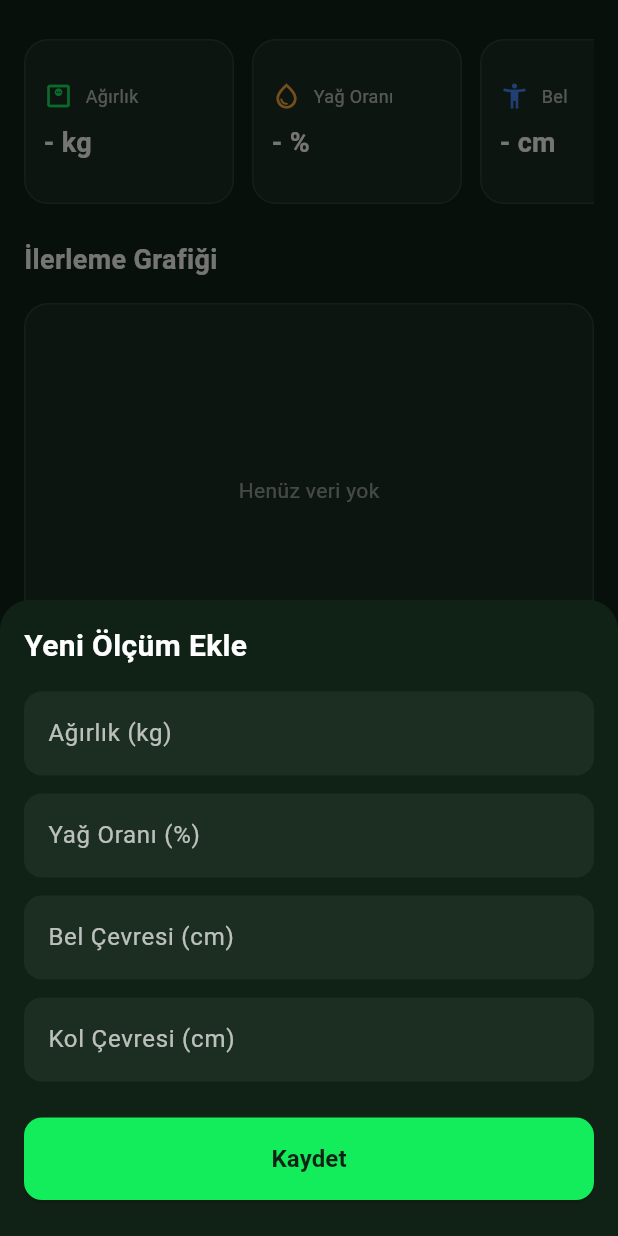
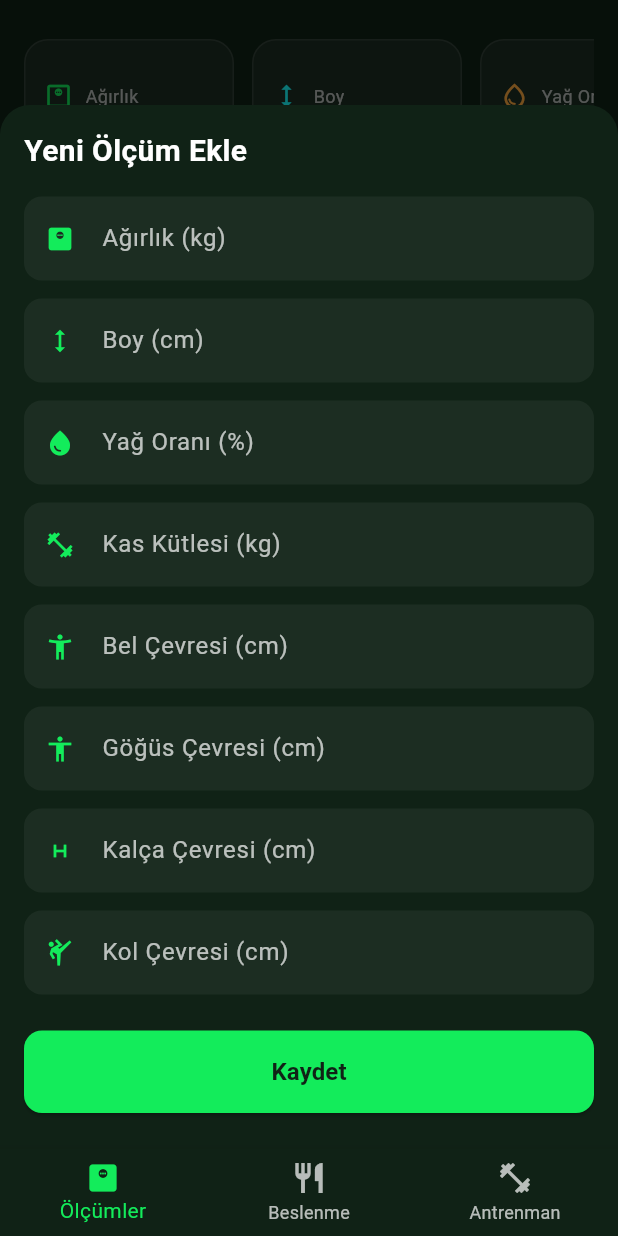
Before and after one commit to ServetErdogan09/fitness_app, a Flutter app: the screen it shows after launch, after a tap on the "add" icon, on a phone screen of 412 x 824 dp. Run offline on Flutter 3.47's test engine with Material 3 defaults, Android fonts, the phone set to English and light mode, and no system bars; our stand-ins replace fl_chart, flutter_riverpod, go_router, isar; accounts and stored records are empty; generated files the repository leaves out were written again; Roboto replaces fonts that are missing (Manrope); statements that could not run were skipped.

```diff
--- /dev/null
+++ b/lib/core/app.dart
@@ -0,0 +1,25 @@
+import 'package:fitness_app/router/app_router.dart';
+import 'package:flutter/material.dart';
+import 'package:flutter_riverpod/flutter_riverpod.dart';
+
+class MyApp extends ConsumerWidget {
+  const MyApp({super.key});
+
+  @override
+  Widget build(BuildContext context, WidgetRef ref) {
+    final router = ref.watch(routerProvider);
+
+    return MaterialApp.router(
+      debugShowCheckedModeBanner: false,
+      title: 'Fitness App',
+      theme: ThemeData(
+        brightness: Brightness.dark,
+        primaryColor: const Color(0xFF13EC5B),
+        scaffoldBackgroundColor: const Color(0xFF102216),
+        fontFamily: 'Manrope',
+        useMaterial3: true,
+      ),
+      routerConfig: router,
+    );
+  }
+}
--- a/lib/features/tracking/provider/body_measumurent_provider.dart
+++ /dev/null
@@ -1,54 +0,0 @@
-import 'package:fitness_app/core/services/local_databse_service.dart';
-import 'package:fitness_app/models/body_measurement.dart';
-import 'package:flutter/material.dart';
-
-class BodyMeasurementProvider extends ChangeNotifier {
-  final DatabaseService dbService;
-
-  BodyMeasurementProvider({required this.dbService});
-
-  // state private yapıp burada encapsulation yapacağız
-  List<BodyMeasurement> _measurements = [];
-  BodyMeasurementGoal? _goal;
-
-  // get yapıp böylelikle istediği zaman değiştiremeyecek
-  List<BodyMeasurement> get measurements => _measurements;
-  BodyMeasurementGoal? get goal => _goal;
-
-  // buttun önceden yazılan ölçüleri çek
-  Future<void> loadMeasurements() async {
-    _measurements = await dbService.getAllBodyMeasurements();
-    notifyListeners();
-  }
-
-  // ölçümleri ekleyeceği
-  Future<void> addMeasurement(BodyMeasurement measurement) async {
-    await dbService.addBodyMeasurement(measurement);
-    await loadMeasurements();
-  }
-
-  // ölçekleri sileceğiz
-  Future<void> deleteMasurment(int id) async {
-    await dbService.deleteBodyMeasurement(id);
-    await loadMeasurements();
-  }
-
-  // hedefleri çek
-  Future<void> loadGoal(int kullaniciId) async {
-    final goals = await dbService.getGoals(kullaniciId);
-    _goal = goals.isNotEmpty ? goals.first : null;
-    notifyListeners();
-  }
-
-  // hedef güncele
-  Future<void> updateGoal(BodyMeasurementGoal goal) async {
-    await dbService.addOrUpdateGoal(goal);
-    await loadGoal(goal.kullaniciId);
-  }
-
-  // hedef sil
-  Future<void> deleteGoal(int kullaniciId, int goalId) async {
-    await dbService.deleteGoal(goalId);
-    await loadGoal(kullaniciId);
-  }
-}
--- /dev/null
+++ b/lib/features/tracking/provider/body_measurement_notifier.dart
@@ -0,0 +1,76 @@
+import 'package:fitness_app/core/services/local_databse_service.dart';
+import 'package:fitness_app/models/body_measurement.dart';
+import 'package:flutter_riverpod/flutter_riverpod.dart';
+
+class BodyMeasurementState {
+  final List<BodyMeasurement> measurements;
+  final BodyMeasurementGoal? goal;
+  final bool isLoading;
+
+  BodyMeasurementState({
+    this.measurements = const [],
+    this.goal,
+    this.isLoading = false,
+  });
+
+  BodyMeasurementState copyWith({
+    List<BodyMeasurement>? measurements,
+    BodyMeasurementGoal? goal,
+    bool? isLoading,
+  }) {
+    return BodyMeasurementState(
+      measurements: measurements ?? this.measurements,
+      goal: goal ?? this.goal,
+      isLoading: isLoading ?? this.isLoading,
+    );
+  }
+}
+
+class BodyMeasurementNotifier extends StateNotifier<BodyMeasurementState> {
+  final DatabaseService dbService;
+
+  BodyMeasurementNotifier(this.dbService) : super(BodyMeasurementState()) {
+    loadMeasurements();
+  }
+
+  Future<void> loadMeasurements() async {
+    state = state.copyWith(isLoading: true);
+    final measurements = await dbService.getAllBodyMeasurements();
+    state = state.copyWith(measurements: measurements, isLoading: false);
+  }
+
+  Future<void> addMeasurement(BodyMeasurement measurement) async {
+    await dbService.addBodyMeasurement(measurement);
+    await loadMeasurements();
+  }
+
+  Future<void> deleteMeasurement(int id) async {
+    await dbService.deleteBodyMeasurement(id);
+    await loadMeasurements();
+  }
+
+  Future<void> loadGoal(int kullaniciId) async {
+    final goals = await dbService.getGoals(kullaniciId);
+    state = state.copyWith(goal: goals.isNotEmpty ? goals.first : null);
+  }
+
+  Future<void> updateGoal(BodyMeasurementGoal goal) async {
+    await dbService.addOrUpdateGoal(goal);
+    await loadGoal(goal.kullaniciId);
+  }
+
+  Future<void> deleteGoal(int kullaniciId, int goalId) async {
+    await dbService.deleteGoal(goalId);
+    await loadGoal(kullaniciId);
+  }
+}
+
+final databaseServiceProvider = Provider<DatabaseService>((ref) {
+  throw UnimplementedError('DatabaseService must be overridden');
+});
+
+final bodyMeasurementProvider =
+    StateNotifierProvider<BodyMeasurementNotifier, BodyMeasurementState>((ref) {
+      final dbService = ref.watch(databaseServiceProvider);
+      return BodyMeasurementNotifier(dbService);
+    });
--- a/lib/features/tracking/screens/body_measurements_screen.dart
+++ b/lib/features/tracking/screens/body_measurements_screen.dart
@@ -1,41 +1,36 @@
-import 'package:fitness_app/features/tracking/provider/body_measumurent_provider.dart';
+import 'package:fitness_app/features/tracking/provider/body_measurement_notifier.dart';
 import 'package:fitness_app/models/body_measurement.dart';
 import 'package:fl_chart/fl_chart.dart';
 import 'package:flutter/material.dart';
+import 'package:flutter_riverpod/flutter_riverpod.dart';
 import 'package:intl/intl.dart';
-import 'package:provider/provider.dart';
 
-class BodyMeasurementScreen extends StatefulWidget {
+class BodyMeasurementScreen extends ConsumerStatefulWidget {
   const BodyMeasurementScreen({super.key});
 
   @override
-  State<BodyMeasurementScreen> createState() => _BodyMeasurementScreenState();
+  ConsumerState<BodyMeasurementScreen> createState() =>
+      _BodyMeasurementScreenState();
 }
 
-class _BodyMeasurementScreenState extends State<BodyMeasurementScreen> {
-  int _currentIndex = 0;
-
+class _BodyMeasurementScreenState extends ConsumerState<BodyMeasurementScreen> {
   @override
   void initState() {
     super.initState();
     WidgetsBinding.instance.addPostFrameCallback((_) {
-      final provider = Provider.of<BodyMeasurementProvider>(
-        context,
-        listen: false,
-      );
-      provider.loadMeasurements();
-      provider.loadGoal(1);
+      ref.read(bodyMeasurementProvider.notifier).loadMeasurements();
+      ref.read(bodyMeasurementProvider.notifier).loadGoal(1);
     });
   }
 
   void _showAddMeasurementModal(BuildContext context) {
-    final provider = Provider.of<BodyMeasurementProvider>(
-      context,
-      listen: false,
-    );
     final weightController = TextEditingController();
+    final heightController = TextEditingController();
     final fatController = TextEditingController();
+    final muscleController = TextEditingController();
     final waistController = TextEditingController();
+    final chestController = TextEditingController();
+    final hipController = TextEditingController();
     final armController = TextEditingController();
 
     showModalBottomSheet(
@@ -52,6 +47,7 @@ class _BodyMeasurementScreenState extends State<BodyMeasurementScreen> {
           right: 16,
           top: 16,
         ),
+        child: SingleChildScrollView(
           child: Column(
             mainAxisSize: MainAxisSize.min,
             crossAxisAlignment: CrossAxisAlignment.start,
@@ -65,13 +61,45 @@ class _BodyMeasurementScreenState extends State<BodyMeasurementScreen> {
                 ),
               ),
               const SizedBox(height: 16),
-            _buildTextField(weightController, 'Ağırlık (kg)'),
+              _buildTextField(
+                weightController,
+                'Ağırlık (kg)',
+                Icons.monitor_weight,
+              ),
               const SizedBox(height: 12),
-            _buildTextField(fatController, 'Yağ Oranı (%)'),
+              _buildTextField(heightController, 'Boy (cm)', Icons.height),
               const SizedBox(height: 12),
-            _buildTextField(waistController, 'Bel Çevresi (cm)'),
+              _buildTextField(fatController, 'Yağ Oranı (%)', Icons.water_drop),
               const SizedBox(height: 12),
-            _buildTextField(armController, 'Kol Çevresi (cm)'),
+              _buildTextField(
+                muscleController,
+                'Kas Kütlesi (kg)',
+                Icons.fitness_center,
+              ),
+              const SizedBox(height: 12),
+              _buildTextField(
+                waistController,
+                'Bel Çevresi (cm)',
+                Icons.accessibility_new,
+              ),
+              const SizedBox(height: 12),
+              _buildTextField(
+                chestController,
+                'Göğüs Çevresi (cm)',
+                Icons.accessibility,
+              ),
+              const SizedBox(height: 12),
+              _buildTextField(
+                hipController,
+                'Kalça Çevresi (cm)',
+                Icons.h_mobiledata,
+              ),
+              const SizedBox(height: 12),
+              _buildTextField(
+                armController,
+                'Kol Çevresi (cm)',
+                Icons.sports_martial_arts,
+              ),
               const SizedBox(height: 24),
               SizedBox(
                 width: double.infinity,
@@ -88,12 +116,18 @@ class _BodyMeasurementScreenState extends State<BodyMeasurementScreen> {
                     final newMeasurement = BodyMeasurement()
                       ..kullaniciId = 1
                       ..agirlik = double.tryParse(weightController.text) ?? 0
+                      ..boy = double.tryParse(heightController.text) ?? 0
                       ..vucutYuzdesi = double.tryParse(fatController.text)
+                      ..kasKutlesi = double.tryParse(muscleController.text)
                       ..belCevresi = double.tryParse(waistController.text)
+                      ..gogusCevresi = double.tryParse(chestController.text)
+                      ..kalcaCevresi = double.tryParse(hipController.text)
                       ..pazuCevresi = double.tryParse(armController.text)
                       ..tarih = DateTime.now();
 
-                  provider.addMeasurement(newMeasurement);
+                    ref
+                        .read(bodyMeasurementProvider.notifier)
+                        .addMeasurement(newMeasurement);
                     Navigator.pop(context);
                   },
                   child: const Text(
@@ -106,10 +140,15 @@ class _BodyMeasurementScreenState extends State<BodyMeasurementScreen> {
             ],
           ),
         ),
+      ),
     );
   }
 
-  Widget _buildTextField(TextEditingController controller, String label) {
+  Widget _buildTextField(
+    TextEditingController controller,
+    String label,
+    IconData icon,
+  ) {
     return TextField(
       controller: controller,
       keyboardType: const TextInputType.numberWithOptions(decimal: true),
@@ -117,6 +156,7 @@ class _BodyMeasurementScreenState extends State<BodyMeasurementScreen> {
       decoration: InputDecoration(
         labelText: label,
         labelStyle: const TextStyle(color: Colors.white70),
+        prefixIcon: Icon(icon, color: const Color(0xFF13EC5B), size: 20),
         filled: true,
         fillColor: Colors.white.withOpacity(0.05),
         border: OutlineInputBorder(
@@ -133,8 +173,8 @@ class _BodyMeasurementScreenState extends State<BodyMeasurementScreen> {
 
   @override
   Widget build(BuildContext context) {
-    final provider = Provider.of<BodyMeasurementProvider>(context);
-    final measurements = provider.measurements;
+    final state = ref.watch(bodyMeasurementProvider);
+    final measurements = state.measurements;
 
     // Sort measurements by date (newest first)
     final sortedMeasurements = List<BodyMeasurement>.from(measurements)
@@ -144,9 +184,14 @@ class _BodyMeasurementScreenState extends State<BodyMeasurementScreen> {
         ? sortedMeasurements.first
         : null;
 
-    final pages = [
-      // Ölçümler Sekmesi
-      SingleChildScrollView(
+    return Scaffold(
+      backgroundColor: const Color(0xFF102216),
+      floatingActionButton: FloatingActionButton(
+        onPressed: () => _showAddMeasurementModal(context),
+        backgroundColor: const Color(0xFF13EC5B),
+        child: const Icon(Icons.add, color: Color(0xFF102216)),
+      ),
+      body: SingleChildScrollView(
         padding: const EdgeInsets.all(16),
         child: Column(
           crossAxisAlignment: CrossAxisAlignment.start,
@@ -163,6 +208,12 @@ class _BodyMeasurementScreenState extends State<BodyMeasurementScreen> {
                     '${latest?.agirlik.toStringAsFixed(1) ?? "-"} kg',
                     Icons.monitor_weight_outlined,
                     const Color(0xFF13EC5B),
+                  ),
+                  _buildSummaryCard(
+                    'Boy',
+                    '${latest?.boy.toStringAsFixed(0) ?? "-"} cm',
+                    Icons.height,
+                    Colors.cyanAccent,
                   ),
                   _buildSummaryCard(
                     'Yağ Oranı',
@@ -254,7 +305,7 @@ class _BodyMeasurementScreenState extends State<BodyMeasurementScreen> {
                               },
                               interval: (sortedMeasurements.length / 5)
                                   .ceil()
-                                  .toDouble(), // Show ~5 labels
+                                  .toDouble(),
                             ),
                           ),
                           leftTitles: AxisTitles(
@@ -327,20 +378,22 @@ class _BodyMeasurementScreenState extends State<BodyMeasurementScreen> {
                     borderRadius: BorderRadius.circular(12),
                     border: Border.all(color: Colors.white.withOpacity(0.1)),
                   ),
-                  child: Row(
+                  child: Column(
+                    crossAxisAlignment: CrossAxisAlignment.start,
+                    children: [
+                      Row(
                         mainAxisAlignment: MainAxisAlignment.spaceBetween,
                         children: [
-                      Column(
-                        crossAxisAlignment: CrossAxisAlignment.start,
-                        children: [
                           Text(
-                            DateFormat('d MMMM yyyy', 'tr_TR').format(m.tarih),
+                            DateFormat(
+                              'd MMMM yyyy',
+                              'tr_TR',
+                            ).format(m.tarih ?? DateTime.now()),
                             style: const TextStyle(
                               color: Colors.white,
                               fontWeight: FontWeight.bold,
                             ),
                           ),
-                          const SizedBox(height: 4),
                           Text(
                             '${m.agirlik} kg',
                             style: const TextStyle(
@@ -351,25 +404,27 @@ class _BodyMeasurementScreenState extends State<BodyMeasurementScreen> {
                           ),
                         ],
                       ),
-                      Column(
-                        crossAxisAlignment: CrossAxisAlignment.end,
+                      const SizedBox(height: 8),
+                      Wrap(
+                        spacing: 12,
+                        runSpacing: 4,
                         children: [
+                          if (m.boy > 0)
+                            _buildInfoChip(
+                              'Boy: ${m.boy.toStringAsFixed(0)} cm',
+                            ),
                           if (m.vucutYuzdesi != null)
-                            Text(
-                              'Yağ: %${m.vucutYuzdesi}',
-                              style: const TextStyle(
-                                color: Colors.white70,
-                                fontSize: 12,
-                              ),
-                            ),
+                            _buildInfoChip('Yağ: %${m.vucutYuzdesi}'),
+                          if (m.kasKutlesi != null)
+                            _buildInfoChip('Kas: ${m.kasKutlesi} kg'),
                           if (m.belCevresi != null)
-                            Text(
-                              'Bel: ${m.belCevresi} cm',
-                              style: const TextStyle(
-                                color: Colors.white70,
-                                fontSize: 12,
-                              ),
-                            ),
+                            _buildInfoChip('Bel: ${m.belCevresi} cm'),
+                          if (m.gogusCevresi != null)
+                            _buildInfoChip('Göğüs: ${m.gogusCevresi} cm'),
+                          if (m.kalcaCevresi != null)
+                            _buildInfoChip('Kalça: ${m.kalcaCevresi} cm'),
+                          if (m.pazuCevresi != null)
+                            _buildInfoChip('Kol: ${m.pazuCevresi} cm'),
                         ],
                       ),
                     ],
@@ -380,44 +435,6 @@ class _BodyMeasurementScreenState extends State<BodyMeasurementScreen> {
           ],
         ),
       ),
-      const Center(
-        child: Text('Beslenme Sayfası', style: TextStyle(color: Colors.white)),
-      ),
-      const Center(
-        child: Text('İlerleme Sayfası', style: TextStyle(color: Colors.white)),
-      ),
-    ];
-
-    return Scaffold(
-      backgroundColor: const Color(0xFF102216),
-      body: pages[_currentIndex],
-      bottomNavigationBar: BottomNavigationBar(
-        backgroundColor: const Color(0xFF102216),
-        selectedItemColor: const Color(0xFF13EC5B),
-        unselectedItemColor: Colors.white70,
-        currentIndex: _currentIndex,
-        onTap: (index) => setState(() => _currentIndex = index),
-        items: const [
-          BottomNavigationBarItem(
-            icon: Icon(Icons.monitor_weight),
-            label: 'Ölçümler',
-          ),
-          BottomNavigationBarItem(
-            icon: Icon(Icons.fastfood),
-            label: 'Beslenme',
-          ),
-          BottomNavigationBarItem(
-            icon: Icon(Icons.bar_chart),
-            label: 'İlerleme',
-          ),
-        ],
-      ),
-      floatingActionButton: FloatingActionButton(
-        onPressed: () => _showAddMeasurementModal(context),
-        backgroundColor: const Color(0xFF13EC5B),
-        child: const Icon(Icons.add, color: Color(0xFF102216)),
-      ),
-      floatingActionButtonLocation: FloatingActionButtonLocation.centerDocked,
     );
   }
 
@@ -463,4 +480,18 @@ class _BodyMeasurementScreenState extends State<BodyMeasurementScreen> {
       ),
     );
   }
+
+  Widget _buildInfoChip(String text) {
+    return Container(
+      padding: const EdgeInsets.symmetric(horizontal: 8, vertical: 4),
+      decoration: BoxDecoration(
+        color: Colors.white.withOpacity(0.1),
+        borderRadius: BorderRadius.circular(8),
+      ),
+      child: Text(
+        text,
+        style: const TextStyle(color: Colors.white70, fontSize: 11),
+      ),
+    );
   }
+}
--- a/lib/main.dart
+++ b/lib/main.dart
@@ -1,39 +1,21 @@
+import 'package:fitness_app/core/app.dart';
 import 'package:fitness_app/core/services/local_databse_service.dart';
-import 'package:fitness_app/features/tracking/provider/body_measumurent_provider.dart';
+import 'package:fitness_app/features/tracking/provider/body_measurement_notifier.dart';
 import 'package:flutter/material.dart';
-import 'package:fitness_app/router/app_router.dart';
-import 'package:provider/provider.dart';
+import 'package:flutter_riverpod/flutter_riverpod.dart';
+import 'package:intl/date_symbol_data_http_request.dart';
 
 void main() async {
   WidgetsFlutterBinding.ensureInitialized();
+  await initializeDateFormatting('tr_TR', "");
 
-  // Initialize database
   final dbService = DatabaseService();
   await dbService.initialize();
 
-  runApp(MyApp(dbService: dbService));
+  runApp(
+    ProviderScope(
+      overrides: [databaseServiceProvider.overrideWithValue(dbService)],
+      child: const MyApp(),
+    ),
+  );
 }
-
-class MyApp extends StatelessWidget {
-  final DatabaseService dbService;
-
-  const MyApp({super.key, required this.dbService});
-
-  @override
-  Widget build(BuildContext context) {
-    return ChangeNotifierProvider(
-      create: (_) => BodyMeasurementProvider(dbService: dbService),
-      child: MaterialApp.router(
-        debugShowCheckedModeBanner: false,
-        title: 'Fitness App',
-        theme: ThemeData(
-          brightness: Brightness.dark,
-          primaryColor: const Color(0xFF13EC5B),
-          scaffoldBackgroundColor: const Color(0xFF102216),
-          fontFamily: 'Manrope',
-        ),
-        routerConfig: AppRouter.goRouter,
-      ),
-    );
-  }
-}
--- a/lib/router/app_router.dart
+++ b/lib/router/app_router.dart
@@ -1,17 +1,125 @@
-import 'package:fitness_app/navigation/main_navigation.dart';
+import 'package:fitness_app/features/tracking/screens/body_measurements_screen.dart';
+import 'package:flutter/material.dart';
+import 'package:flutter_riverpod/flutter_riverpod.dart';
 import 'package:go_router/go_router.dart';
 
-class AppRouter {
-  static const measurementrscreenroutr = '/';
-  AppRouter._();
+class AppRoutes {
+  static const measurements = '/measurements';
+  static const nutrition = '/nutrition';
+  static const training = '/training';
+}
 
-  static final GoRouter goRouter = GoRouter(
-    initialLocation: measurementrscreenroutr,
+final routerProvider = Provider<GoRouter>((ref) {
+  return GoRouter(
+    initialLocation: AppRoutes.measurements,
     routes: [
-      GoRoute(
-        path: measurementrscreenroutr,
-        builder: (context, state) => const MainNavigation(),
+      ShellRoute(
+        builder: (context, state, child) {
+          return ScaffoldWithNavBar(child: child);
+        },
+        routes: [
+          GoRoute(
+            path: AppRoutes.measurements,
+            pageBuilder: (context, state) =>
+                const NoTransitionPage(child: BodyMeasurementScreen()),
+          ),
+          GoRoute(
+            path: AppRoutes.nutrition,
+            pageBuilder: (context, state) =>
+                const NoTransitionPage(child: NutritionScreen()),
+          ),
+          GoRoute(
+            path: AppRoutes.training,
+            pageBuilder: (context, state) =>
+                const NoTransitionPage(child: TrainingScreen()),
+          ),
+        ],
       ),
     ],
   );
+});
+
+class ScaffoldWithNavBar extends StatelessWidget {
+  final Widget child;
+
+  const ScaffoldWithNavBar({required this.child, super.key});
+
+  int _calculateSelectedIndex(BuildContext context) {
+    final String location = GoRouterState.of(context).uri.path;
+    if (location == AppRoutes.measurements) return 0;
+    if (location == AppRoutes.nutrition) return 1;
+    if (location == AppRoutes.training) return 2;
+    return 0;
+  }
+
+  void _onItemTapped(BuildContext context, int index) {
+    switch (index) {
+      case 0:
+        context.go(AppRoutes.measurements);
+        break;
+      case 1:
+        context.go(AppRoutes.nutrition);
+        break;
+      case 2:
+        context.go(AppRoutes.training);
+        break;
+    }
+  }
+
+  @override
+  Widget build(BuildContext context) {
+    return Scaffold(
+      backgroundColor: const Color(0xFF102216),
+      body: child,
+      bottomNavigationBar: BottomNavigationBar(
+        currentIndex: _calculateSelectedIndex(context),
+        onTap: (index) => _onItemTapped(context, index),
+        selectedItemColor: const Color(0xFF13EC5B),
+        unselectedItemColor: Colors.white70,
+        backgroundColor: const Color(0xFF102216),
+        items: const [
+          BottomNavigationBarItem(
+            icon: Icon(Icons.monitor_weight),
+            label: 'Ölçümler',
+          ),
+          BottomNavigationBarItem(
+            icon: Icon(Icons.restaurant),
+            label: 'Beslenme',
+          ),
+          BottomNavigationBarItem(
+            icon: Icon(Icons.fitness_center),
+            label: 'Antrenman',
+          ),
+        ],
+      ),
+    );
+  }
 }
+
+class NutritionScreen extends StatelessWidget {
+  const NutritionScreen({super.key});
+
+  @override
+  Widget build(BuildContext context) {
+    return const Center(
+      child: Text(
+        'Beslenme Sayfası',
+        style: TextStyle(color: Colors.white, fontSize: 24),
+      ),
+    );
+  }
+}
+
+class TrainingScreen extends StatelessWidget {
+  const TrainingScreen({super.key});
+
+  @override
+  Widget build(BuildContext context) {
+    return const Center(
+      child: Text(
+        'Antrenman Sayfası',
+        style: TextStyle(color: Colors.white, fontSize: 24),
+      ),
+    );
+  }
+}
--- a/pubspec.yaml
+++ b/pubspec.yaml
@@ -40,10 +40,10 @@ dependencies:
   consumer: ^2.3.1
   go_router: ^17.0.0
   get_it: ^9.1.0
-  provider: ^6.1.5+1
-  riverpod: ^2.6.1
+  flutter_riverpod: ^2.6.1
   fl_chart: ^0.69.0
   intl: ^0.19.0
+  provider: ^6.1.5+1
 
 dev_dependencies:
   flutter_test:
```
Also changed, not shown: pubspec.lock. Lines whose indentation alone changed are shown as unchanged.
